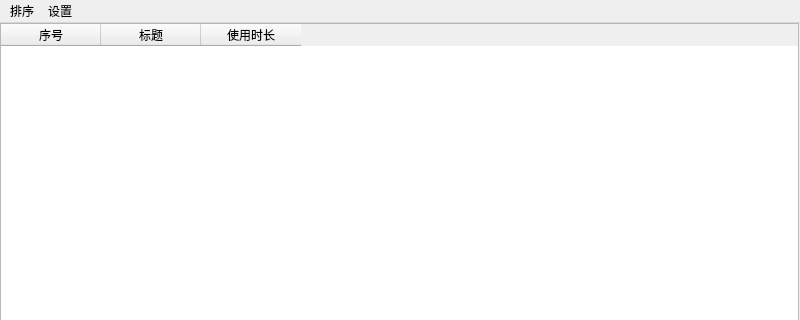
The window that mainWindow.ui (changchang-max/DeviceUsageTime) describes before a commit, drawn with Qt 5; both pictures show x 0 to 800 and y 0 to 320 of the 800 by 600 pixel window.
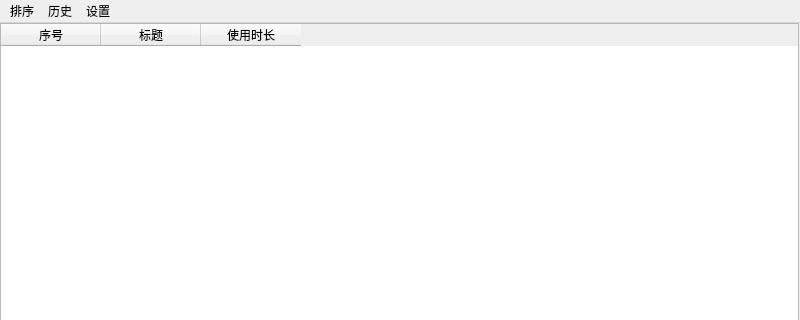
The same window after the commit.

Commit message: v0.5.0:增加了"查看历史记录"功能

```diff
--- a/mainWindow.ui
+++ b/mainWindow.ui
@@ -82,7 +82,14 @@
     </property>
     <addaction name="action_5"/>
    </widget>
+   <widget class="QMenu" name="menu_3">
+    <property name="title">
+     <string>历史</string>
+    </property>
+    <addaction name="action_6"/>
+   </widget>
    <addaction name="menu"/>
+   <addaction name="menu_3"/>
    <addaction name="menu_2"/>
   </widget>
   <action name="action">
```
Left out of the diff: 5 changed lines with no effect on the pictures. The commit also changes 8 other files.
